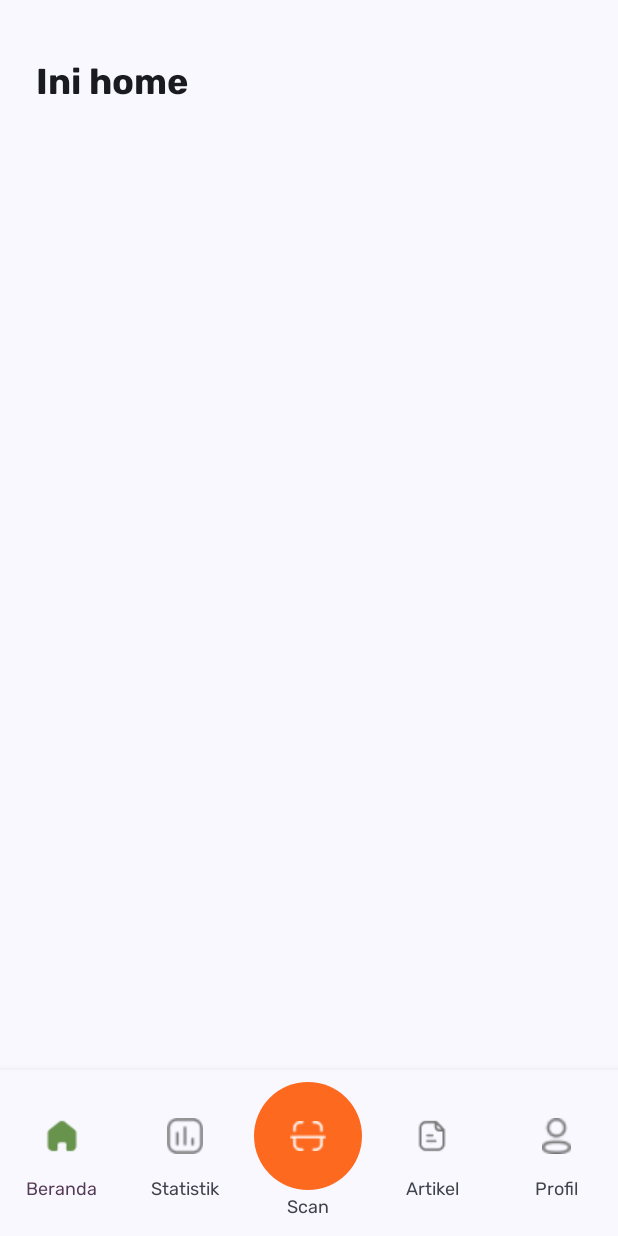
After one commit to kenziehh/NutriC, an Android app built with Jetpack Compose: the HomeScreen screen opened through its navigation route, on a phone screen of 412 x 824 dp. The commit adds this screen. Run offline under Robolectric (Android 15) with nearby library versions, the phone set to English and light mode, and no system bars; our stand-ins replace Dagger/Hilt's generated code.

Commit message:
feat: add scaffold with route integration

```diff
--- a/app/src/main/java/com/lalapanbulaos/nutric/core/navigation/NavigationGraph.kt
+++ b/app/src/main/java/com/lalapanbulaos/nutric/core/navigation/NavigationGraph.kt
@@ -1,13 +1,65 @@
 package com.lalapanbulaos.nutric.core.navigation
 
+import android.provider.ContactsContract.Profile
+import androidx.compose.material.Text
 import androidx.compose.runtime.Composable
 import androidx.navigation.compose.NavHost
 import androidx.navigation.compose.composable
 import androidx.navigation.compose.rememberNavController
 import com.lalapanbulaos.nutric.features.auth.presentation.screen.AuthScreen
+import com.lalapanbulaos.nutric.features.home.presentation.HomeScreen
+import com.lalapanbulaos.nutric.presentation.component.NutriCScaffold
+import com.lalapanbulaos.nutric.presentation.theme.NutriCTypography
+
+
+//@Composable
+//fun NavGraph(
+//    navController: NavController,
+//    startDestination: String = "home"
+//) {
+//    NavHost(navController = navController, startDestination = startDestination) {
+//        composable("home") {
+//            HomeScreen()
+//        }
+//        composable("mealstats") {
+////            MealStatsScreen()
+//        }
+//        composable("scanfood") {
+////            ScanFoodScreen()
+//        }
+//        composable("articles") {
+////            ArticleScreen {
+////                navController.navigate("articleDetail/$it")
+////            }
+//        }
+//        composable("profile") {
+////            ProfileScreen()
+//        }
+//    }
+//}
+@Composable
+fun ScanFoodScreen(){
+    Text("INI scan")
+}
 
 @Composable
-fun NavGraph(startDestination: String = "auth") {
+fun ArticleScreen(){
+    Text("INI artike")
+}
+@Composable
+fun StatiSticScreen() {
+    Text("INI statistic")
+}
+@Composable
+fun ProfileScreen() {
+    Text("INI profil")
+}
+
+
+
+
+@Composable
+fun NavGraph(startDestination: String = "home") {
     val navController = rememberNavController()
 
     NavHost(navController = navController, startDestination = startDestination) {
@@ -17,10 +69,39 @@ fun NavGraph(startDestination: String = "auth") {
 //                navController.navigate("signin")
 //            }
 //        }
-//
+
         composable("auth") {
             AuthScreen()
         }
+        composable("home") {
+            NutriCScaffold(navController = navController) {
+                HomeScreen()
+            }
+        }
+        composable("scanfood") {
+            NutriCScaffold(navController = navController) {
+                ScanFoodScreen()
+            }
+        }
+        composable("articles") {
+            NutriCScaffold(navController = navController) {
+                ArticleScreen()
+            }
+        }
+        composable("profile") {
+            NutriCScaffold(navController = navController) {
+                ProfileScreen()
+            }
+        }
+
+        composable("statistics") {
+            NutriCScaffold(navController = navController) {
+                StatiSticScreen()
+            }
+        }
+
+
+
 //
 //        composable("signup") {
 //            SignUpScreen {
@@ -35,13 +116,13 @@ fun NavGraph(startDestination: String = "auth") {
 //        }
 //
 //        composable("home") {
-//            HomeScreen(
-//                onScanFood = { navController.navigate("scanfood") },
-//                onArticle = { navController.navigate("articles") },
-//                onMealStats = { navController.navigate("mealstats") },
-//                onProfile = { navController.navigate("profile") },
-//                onCamera = { navController.navigate("camera") }
-//            )
+////            HomeScreen(
+////                onScanFood = { navController.navigate("scanfood") },
+////                onArticle = { navController.navigate("articles") },
+////                onMealStats = { navController.navigate("mealstats") },
+////                onProfile = { navController.navigate("profile") },
+////                onCamera = { navController.navigate("camera") }
+////            )
 //        }
 //
 //        composable("scanfood") {
--- /dev/null
+++ b/app/src/main/java/com/lalapanbulaos/nutric/features/home/presentation/HomeScreen.kt
@@ -0,0 +1,10 @@
+package com.lalapanbulaos.nutric.features.home.presentation
+
+import androidx.compose.material3.Text
+import androidx.compose.runtime.Composable
+import com.lalapanbulaos.nutric.presentation.theme.NutriCTypography
+
+@Composable
+fun HomeScreen(){
+        Text("Ini home", style = NutriCTypography.heading)
+}
--- /dev/null
+++ b/app/src/main/java/com/lalapanbulaos/nutric/presentation/component/Scaffold.kt
@@ -0,0 +1,132 @@
+package com.lalapanbulaos.nutric.presentation.component
+
+import androidx.compose.foundation.Image
+import androidx.compose.foundation.layout.Arrangement
+import androidx.compose.foundation.layout.Box
+import androidx.compose.foundation.layout.Column
+import androidx.compose.foundation.layout.Row
+import androidx.compose.foundation.layout.fillMaxWidth
+import androidx.compose.foundation.layout.padding
+import androidx.compose.foundation.layout.safeDrawingPadding
+import androidx.compose.foundation.layout.size
+import androidx.compose.foundation.shape.CircleShape
+import androidx.compose.material3.Button
+import androidx.compose.material3.ButtonDefaults
+import androidx.compose.material3.IconButton
+import androidx.compose.material3.MaterialTheme
+import androidx.compose.material3.Scaffold
+import androidx.compose.material3.Surface
+import androidx.compose.material3.Text
+import androidx.compose.runtime.Composable
+import androidx.compose.ui.Alignment
+import androidx.compose.ui.Modifier
+import androidx.compose.ui.res.painterResource
+import androidx.compose.ui.unit.dp
+import androidx.compose.ui.unit.sp
+import androidx.navigation.NavController
+import androidx.navigation.compose.currentBackStackEntryAsState
+import com.lalapanbulaos.nutric.R
+import com.lalapanbulaos.nutric.presentation.theme.Colors
+
+data class BottomNavItem(
+    val name: String,
+    val iconActive: Int,
+    val iconInactive: Int
+)
+
+@Composable
+fun NutriCScaffold(navController: NavController, children: @Composable () -> Unit) {
+    Scaffold(
+        modifier = Modifier.safeDrawingPadding(),
+        bottomBar = { BottomNavbar(navController) }
+    ) { paddingValues ->
+        Box(modifier = Modifier.padding(paddingValues).padding(top = 40.dp, start = 24.dp, end = 24.dp).safeDrawingPadding()) {
+            children()
+        }
+    }
+}
+
+@Composable
+fun BottomNavbar(navController: NavController) {
+    // Get the current route from NavController
+    val currentRoute = navController.currentBackStackEntryAsState().value?.destination?.route
+
+    val items = listOf(
+        BottomNavItem("Beranda", R.drawable.home_active, R.drawable.home_inactive),
+        BottomNavItem("Statistik", R.drawable.statistic_active, R.drawable.statistic_inactive),
+        BottomNavItem("Scan", R.drawable.scan, R.drawable.scan),
+        BottomNavItem("Artikel", R.drawable.artikel_active, R.drawable.artikel_inactive),
+        BottomNavItem("Profil", R.drawable.profile_active, R.drawable.profil_inactive)
+    )
+
+    // Determine the selected index based on the current route
+    val selectedItemIndex = when (currentRoute) {
+        "home" -> 0
+        "statistics" -> 1
+        "scanfood" -> 2
+        "articles" -> 3
+        "profile" -> 4
+        else -> 0 // Default to "home"
+    }
+
+    Surface(
+        modifier = Modifier.fillMaxWidth(),
+        shadowElevation = 8.dp,
+    ) {
+        Row(
+            modifier = Modifier
+                .fillMaxWidth()
+                .padding(vertical = 8.dp),
+            horizontalArrangement = Arrangement.SpaceEvenly,
+            verticalAlignment = Alignment.CenterVertically
+        ) {
+            items.forEachIndexed { index, item ->
+                Column(
+                    horizontalAlignment = Alignment.CenterHorizontally,
+                    modifier = Modifier.weight(1f)
+                ) {
+                    if (index == 2) {
+                        Button(
+                            onClick = { navController.navigate("scanfood") },
+                            shape = CircleShape,
+                            colors = ButtonDefaults.buttonColors(containerColor = Colors.Secondary.color50),
+                            modifier = Modifier.size(72.dp)
+                        ) {
+                            Image(
+                                painter = painterResource(id = if (selectedItemIndex == index) item.iconActive else item.iconInactive),
+                                contentDescription = item.name,
+                                modifier = Modifier.size(24.dp)
+                            )
+                        }
+                    } else {
+                        IconButton(
+                            onClick = {
+                                // Navigate to the corresponding screen
+                                when (index) {
+                                    0 -> navController.navigate("home")
+                                    1 -> navController.navigate("statistics")
+                                    3 -> navController.navigate("articles")
+                                    4 -> navController.navigate("profile")
+                                }
+                            }
+                        ) {
+                            Image(
+                                painter = painterResource(id = if (selectedItemIndex == index) item.iconActive else item.iconInactive),
+                                contentDescription = item.name,
+                                modifier = Modifier.size(24.dp)
+                            )
+                        }
+                    }
+                    Text(
+                        text = item.name,
+                        fontSize = 12.sp,
+                        color = if (selectedItemIndex == index)
+                            MaterialTheme.colorScheme.tertiary
+                        else
+                            MaterialTheme.colorScheme.onSurfaceVariant
+                    )
+                }
+            }
+        }
+    }
+}
```
Also changed, not shown: app/src/main/java/com/lalapanbulaos/nutric/MainActivity.kt (+33 -0 lines), app/src/main/res/drawable/artikel.png (added), app/src/main/res/drawable/artikel_active.png (added), app/src/main/res/drawable/artikel_inactive.png (added), app/src/main/res/drawable/home_active.png (added), app/src/main/res/drawable/home_inactive.png (added), app/src/main/res/drawable/profil_inactive.png (added), app/src/main/res/drawable/profile_active.png (added), app/src/main/res/drawable/scan.png (added), app/src/main/res/drawable/statistic_active.png (added), app/src/main/res/drawable/statistic_inactive.png (added).
